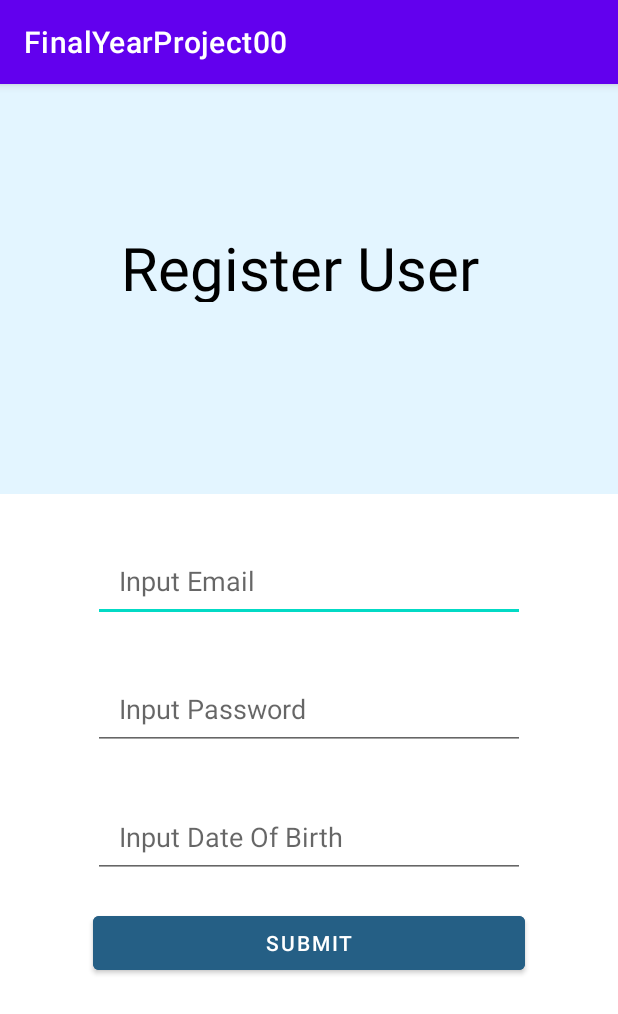
After one commit to aoifeoloughlin/FinalYearProject00, an Android app: the LoginActivity screen opened directly, with no data from a screen before it, on a phone screen of 412 x 824 dp. The commit adds this screen. Shown: the top 1014 px of the screen. Run offline under Robolectric (Android 15) with nearby library versions, the phone set to English and light mode, and no system bars; our stand-ins replace Firebase (no records; nobody signed in at launch, a user with empty details on screens opened directly); libraries missing offline, so code that uses them is left out: com.firebase.ui, com.jjoe64.graphview.

Commit message:
Added login and register pages with Firebase

```diff
--- a/frontend/app/src/main/AndroidManifest.xml
+++ b/frontend/app/src/main/AndroidManifest.xml
@@ -35,7 +35,10 @@
             android:label="@string/app_name">
         </activity>
 
-
+        <activity
+            android:name=".LoginActivity"
+            android:label="@string/app_name">
+        </activity>
     </application>
 
 </manifest>
--- /dev/null
+++ b/frontend/app/src/main/java/com/example/finalyearproject00/LoginActivity.java
@@ -0,0 +1,125 @@
+package com.example.finalyearproject00;
+import static android.content.ContentValues.TAG;
+
+import android.content.Intent;
+import android.os.Bundle;
+import android.os.StrictMode;
+import android.util.Log;
+import android.util.Patterns;
+import android.view.View;
+import android.widget.Button;
+import android.widget.EditText;
+import android.widget.Toast;
+
+import com.firebase.ui.auth.AuthUI;
+import com.firebase.ui.auth.FirebaseAuthUIActivityResultContract;
+import com.firebase.ui.auth.IdpResponse;
+import com.firebase.ui.auth.data.model.FirebaseAuthUIAuthenticationResult;
+import com.google.android.gms.tasks.OnCompleteListener;
+import com.google.android.gms.tasks.Task;
+import com.google.android.material.bottomnavigation.BottomNavigationView;
+
+import androidx.activity.result.ActivityResultCallback;
+import androidx.activity.result.ActivityResultLauncher;
+import androidx.annotation.NonNull;
+import androidx.appcompat.app.AppCompatActivity;
+
+import com.example.finalyearproject00.databinding.ActivityMainBinding;
+import com.google.firebase.auth.AuthResult;
+import com.google.firebase.auth.FirebaseAuth;
+import com.google.firebase.auth.FirebaseUser;
+import com.jjoe64.graphview.GraphView;
+import com.jjoe64.graphview.series.DataPoint;
+import com.jjoe64.graphview.series.LineGraphSeries;
+
+import org.apache.http.HttpResponse;
+import org.apache.http.client.ClientProtocolException;
+import org.apache.http.client.HttpClient;
+import org.apache.http.client.entity.UrlEncodedFormEntity;
+import org.apache.http.client.methods.HttpGet;
+import org.apache.http.impl.client.DefaultHttpClient;
+import org.apache.http.util.EntityUtils;
+import org.json.JSONArray;
+import org.json.JSONException;
+import org.json.JSONObject;
+
+import java.io.BufferedReader;
+import java.io.IOException;
+import java.util.Arrays;
+import java.util.Calendar;
+import java.util.Date;
+import java.util.List;
+public class LoginActivity extends AppCompatActivity {
+
+    private EditText register;
+    private FirebaseAuth userAuth;
+    private Button registerUser;
+    private EditText loginEmail;
+    private EditText loginPassword;
+    private String email;
+    private String password;
+
+    public void onCreate(Bundle savedInstanceState) {
+        super.onCreate(savedInstanceState);
+        int SDK_INT = android.os.Build.VERSION.SDK_INT;
+        if (SDK_INT > 8)
+        {
+            StrictMode.ThreadPolicy policy = new StrictMode.ThreadPolicy.Builder()
+                    .permitAll().build();
+            StrictMode.setThreadPolicy(policy);
+
+        }
+        setContentView(R.layout.register_user);
+
+        userAuth = FirebaseAuth.getInstance();
+
+        registerUser = (Button) findViewById(R.id.submitLogin);
+        loginEmail = (EditText) findViewById(R.id.username);
+        loginPassword = (EditText) findViewById(R.id.password);
+    }
+
+
+    public void onClick(View v){
+        switch(v.getId()) {
+            case R.id.submitLogin:
+                logUser();
+                userAuth.signInWithEmailAndPassword(email, password)
+                        .addOnCompleteListener(this, new OnCompleteListener<AuthResult>() {
+                            @Override
+                            public void onComplete(@NonNull Task<AuthResult> task) {
+                                if (task.isSuccessful()) {
+                                    // Sign in success, update UI with the signed-in user's information
+                                    Log.d(TAG, "signInWithEmail:success");
+                                    FirebaseUser user = userAuth.getCurrentUser();
+
+                                } else {
+                                    // If sign in fails, display a message to the user.
+                                    Log.w(TAG, "signInWithEmail:failure", task.getException());
+                                    Toast.makeText(LoginActivity.this, "Authentication failed.",
+                                            Toast.LENGTH_SHORT).show();
+                                }
+                            }
+                        });
+
+                startActivity(new Intent(this, MainActivity.class));
+                break;
+
+        }
+    }
+
+    private void logUser(){
+        email = loginEmail.getText().toString().trim();
+        password = loginPassword.getText().toString().trim();
+        if(!Patterns.EMAIL_ADDRESS.matcher(email).matches()){
+            loginEmail.setError("Email is required!");
+            loginEmail.requestFocus();
+            return;
+        }
+        if(password.isEmpty()){
+            loginPassword.setError("Password is required!");
+            loginPassword.requestFocus();
+            return;
+        }
+    }
+
+}
--- a/frontend/app/src/main/java/com/example/finalyearproject00/PositivePageActivity.java
+++ b/frontend/app/src/main/java/com/example/finalyearproject00/PositivePageActivity.java
@@ -145,4 +145,6 @@ public class PositivePageActivity extends AppCompatActivity {
         dropdown.setLayoutParams(lparams);
         return dropdown;
     }
+
+
 }
--- /dev/null
+++ b/frontend/app/src/main/res/layout/register_user.xml
@@ -0,0 +1,102 @@
+<?xml version="1.0" encoding="utf-8"?>
+<RelativeLayout
+    xmlns:android="http://schemas.android.com/apk/res/android"
+    android:layout_width="match_parent"
+    android:layout_height="match_parent"
+    >
+    <LinearLayout
+        android:layout_width="match_parent"
+        android:layout_height="wrap_content"
+        android:orientation="vertical">
+
+        <FrameLayout
+            android:layout_width="match_parent"
+            android:layout_height="273dp"
+            android:background="#E3F5FF"
+            >
+            <TextView
+                android:layout_width="250dp"
+                android:layout_height="50dp"
+                android:layout_gravity="center_horizontal"
+                android:layout_marginTop="95dp"
+                android:textColor="@color/black"
+                android:text="Register User"
+                android:textSize="40dp">
+
+            </TextView>
+        </FrameLayout>
+        <RelativeLayout
+            android:layout_width="wrap_content"
+            android:layout_height="wrap_content"
+            android:layout_marginLeft="62dp"
+            android:layout_marginTop="30dp"
+            android:layout_marginRight="62dp"
+            >
+            <EditText
+                android:layout_width="match_parent"
+                android:layout_height="wrap_content"
+                android:id="@+id/registerEmail"
+                android:hint="Input Email"
+                android:inputType="textEmailAddress"
+                android:maxLines="1"
+                android:paddingLeft="17dp"
+                android:paddingTop="15dp"
+                android:paddingBottom="15dp"
+                ></EditText>
+        </RelativeLayout>
+
+        <RelativeLayout
+            android:layout_width="wrap_content"
+            android:layout_height="wrap_content"
+            android:layout_marginLeft="62dp"
+            android:layout_marginTop="30dp"
+            android:layout_marginRight="62dp"
+            >
+            <EditText
+                android:layout_width="match_parent"
+                android:layout_height="wrap_content"
+                android:id="@+id/registerPassword"
+                android:hint="Input Password"
+                android:inputType="textPassword"
+                android:maxLines="1"
+                android:paddingLeft="17dp"
+                android:paddingTop="15dp"
+                android:paddingBottom="15dp"
+                ></EditText>
+        </RelativeLayout>
+        <RelativeLayout
+            android:layout_width="wrap_content"
+            android:layout_height="wrap_content"
+            android:layout_marginLeft="62dp"
+            android:layout_marginTop="30dp"
+            android:layout_marginRight="62dp"
+            >
+            <EditText
+                android:layout_width="match_parent"
+                android:layout_height="wrap_content"
+                android:id="@+id/dateOfBirth"
+                android:hint="Input Date Of Birth"
+                android:inputType="date"
+                android:maxLines="1"
+                android:paddingLeft="17dp"
+                android:paddingTop="15dp"
+                android:paddingBottom="15dp"
+                ></EditText>
+        </RelativeLayout>
+
+        <Button
+            android:layout_width="match_parent"
+            android:layout_height="wrap_content"
+            android:gravity="center"
+            android:layout_marginLeft="62dp"
+            android:layout_marginTop="19dp"
+            android:layout_marginRight="62dp"
+            android:backgroundTint="#255F85"
+            android:text="Submit"
+            android:id="@+id/submitRegister"
+            >
+        </Button>
+    </LinearLayout>
+
+
+</RelativeLayout>
--- a/frontend/build.gradle
+++ b/frontend/build.gradle
@@ -6,7 +6,7 @@ buildscript {
     }
     dependencies {
         classpath "com.android.tools.build:gradle:7.0.4"
-
+        classpath 'com.google.gms:google-services:4.3.10'
         // NOTE: Do not place your application dependencies here; they belong
         // in the individual module build.gradle files
     }
```
Also changed, not shown: frontend/app/build.gradle (+10 -2 lines), frontend/app/src/main/java/com/example/finalyearproject00/MainActivity.java (+53 -36 lines), frontend/app/src/main/java/com/example/finalyearproject00/RegisterActivity.java (added, +147 -0 lines), frontend/app/src/main/res/layout/activity_main.xml (+19 -2 lines), frontend/app/src/main/res/layout/login_page.xml (added, +114 -0 lines), 3 other files.
